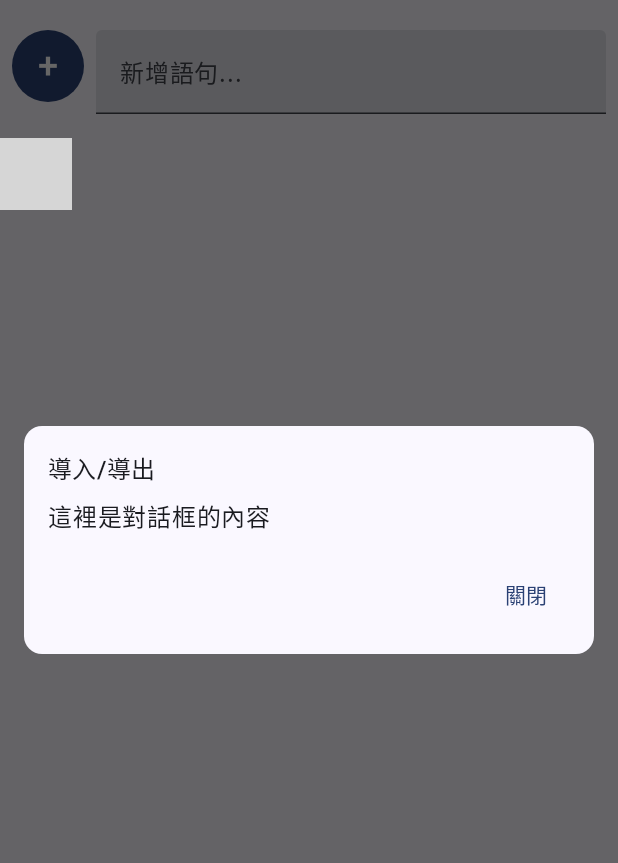
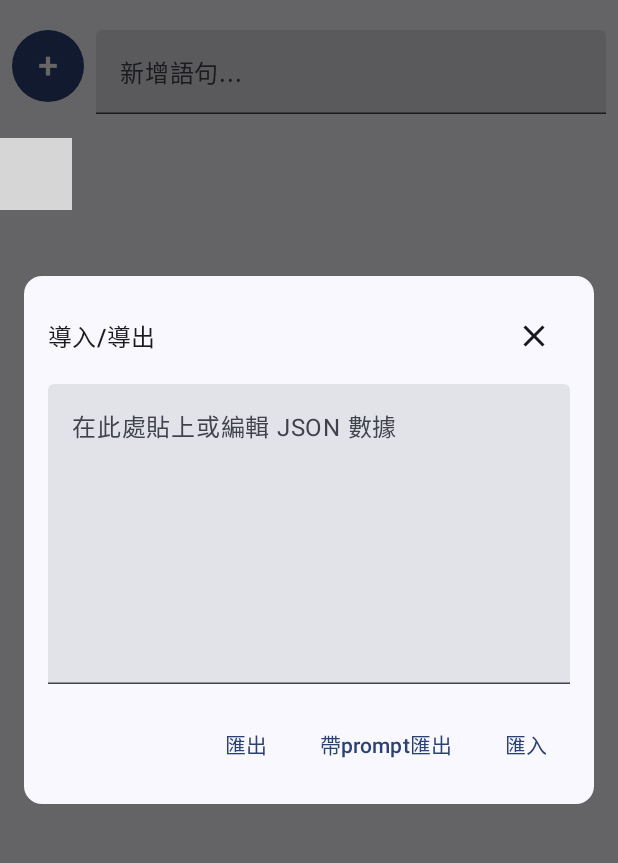
Before and after one commit to jonesandjay123/TravelPhraseBook, an Android app built with Jetpack Compose: the screen it shows after launch (MainActivity), after a tap on "導入/導出", on a phone screen of 412 x 824 dp, the part 78-941 px from its top. Run offline under Robolectric (Android 15) with nearby library versions, the phone set to English and light mode, and no system bars; our stand-ins replace Room's generated code; libraries missing offline, so code that uses them is left out: org.burnoutcrew.reorderable; 3 statements that could not run were skipped; grey boxes are pictures that could not be loaded.

Commit message:
dialog modal interface improve

```diff
--- a/app/src/main/java/com/jonesandjay123/travelphrasebook/MainViewModel.kt
+++ b/app/src/main/java/com/jonesandjay123/travelphrasebook/MainViewModel.kt
@@ -3,13 +3,14 @@ package com.jonesandjay123.travelphrasebook
 import android.app.Application
 import android.content.Context
 import androidx.compose.runtime.mutableStateListOf
+import androidx.lifecycle.AndroidViewModel
 import androidx.lifecycle.ViewModel
 import androidx.lifecycle.viewModelScope
 import kotlinx.coroutines.Dispatchers
 import kotlinx.coroutines.launch
 import kotlinx.coroutines.withContext
 
-class MainViewModel(private val sentenceDao: SentenceDao, application: Application) : ViewModel() {
+class MainViewModel(private val sentenceDao: SentenceDao, application: Application) : AndroidViewModel(application) {
     val sentences = mutableStateListOf<Sentence>()
     private val sharedPreferences = application.getSharedPreferences("sentence_prefs", Context.MODE_PRIVATE)
 
@@ -71,4 +72,19 @@ class MainViewModel(private val sentenceDao: SentenceDao, application: Applicati
             saveSentenceOrder() // 保存排序顺序
         }
     }
+
+    fun importSentences(jsonText: String) {
+        // 解析 JSON，更新数据库
+        // 注意需要在 IO 线程中执行数据库操作
+    }
+
+    fun exportSentences(): String {
+        // 获取当前的句子列表，序列化为 JSON 字符串并返回
+        return ""
+    }
+
+    fun exportSentencesWithPrompt(): String {
+        // 获取当前的句子列表，添加 prompt，序列化为 JSON 字符串并返回
+        return ""
+    }
 }
--- a/app/src/main/java/com/jonesandjay123/travelphrasebook/ui/ImportExportDialog.kt
+++ b/app/src/main/java/com/jonesandjay123/travelphrasebook/ui/ImportExportDialog.kt
@@ -1,17 +1,27 @@
 package com.jonesandjay123.travelphrasebook.ui
 
 import androidx.compose.foundation.layout.*
+import androidx.compose.material.icons.Icons
+import androidx.compose.material.icons.filled.Close
 import androidx.compose.material3.*
 import androidx.compose.runtime.*
+import androidx.compose.ui.Alignment
 import androidx.compose.ui.Modifier
 import androidx.compose.ui.unit.dp
 import androidx.compose.ui.window.Dialog
-
+import com.jonesandjay123.travelphrasebook.Sentence
 
 @Composable
 fun ImportExportDialog(
-    onDismissRequest: () -> Unit
+    onDismissRequest: () -> Unit,
+    sentences: List<Sentence>,
+    onImport: (String) -> Unit,
+    onExport: () -> String,
+    onExportWithPrompt: () -> String
 ) {
+    var jsonText by remember { mutableStateOf("") }
+    var showConfirmDialog by remember { mutableStateOf(false) }
+
     Dialog(onDismissRequest = onDismissRequest) {
         Surface(
             shape = MaterialTheme.shapes.medium,
@@ -20,24 +30,91 @@ fun ImportExportDialog(
                 .fillMaxWidth()
                 .padding(16.dp)
         ) {
-            // 对话框内容
             Column(
                 modifier = Modifier.padding(16.dp)
             ) {
-                Text("導入/導出", style = MaterialTheme.typography.titleMedium)
+                // 標題行，包含標題按關閉按鈕
+                Row(
+                    verticalAlignment = Alignment.CenterVertically,
+                    modifier = Modifier.fillMaxWidth()
+                ) {
+                    Text(
+                        text = "導入/導出",
+                        style = MaterialTheme.typography.titleMedium,
+                        modifier = Modifier.weight(1f)
+                    )
+                    IconButton(onClick = onDismissRequest) {
+                        Icon(
+                            imageVector = Icons.Default.Close,
+                            contentDescription = "關閉"
+                        )
+                    }
+                }
+
                 Spacer(modifier = Modifier.height(8.dp))
-                // 这里可以添加您的对话框内容，例如 TextField 等
-                Text("這裡是對話框的內容")
+
+                TextField(
+                    value = jsonText,
+                    onValueChange = { jsonText = it },
+                    modifier = Modifier
+                        .fillMaxWidth()
+                        .height(200.dp),
+                    placeholder = { Text("在此處貼上或編輯 JSON 數據") },
+                    singleLine = false,
+                    maxLines = Int.MAX_VALUE
+                )
+
                 Spacer(modifier = Modifier.height(16.dp))
+
                 Row(
                     horizontalArrangement = Arrangement.End,
                     modifier = Modifier.fillMaxWidth()
                 ) {
-                    TextButton(onClick = onDismissRequest) {
-                        Text("關閉")
+                    TextButton(onClick = {
+                        // 導出邏輯
+                        jsonText = onExport()
+                    }) {
+                        Text("匯出")
+                    }
+                    Spacer(modifier = Modifier.width(8.dp))
+                    TextButton(onClick = {
+                        // 帶 prompt 的導出邏輯
+                        jsonText = onExportWithPrompt()
+                    }) {
+                        Text("帶prompt匯出")
+                    }
+                    Spacer(modifier = Modifier.width(8.dp))
+                    TextButton(onClick = {
+                        // 顯示確認對話框
+                        showConfirmDialog = true
+                    }) {
+                        Text("匯入")
                     }
                 }
             }
         }
     }
+
+    // 確認對話框
+    if (showConfirmDialog) {
+        AlertDialog(
+            onDismissRequest = { showConfirmDialog = false },
+            title = { Text("確認匯入") },
+            text = { Text("這將導致當前的數據被覆蓋，是否繼續？") },
+            confirmButton = {
+                TextButton(onClick = {
+                    showConfirmDialog = false
+                    onDismissRequest()
+                    onImport(jsonText)
+                }) {
+                    Text("確定")
+                }
+            },
+            dismissButton = {
+                TextButton(onClick = { showConfirmDialog = false }) {
+                    Text("取消")
+                }
+            }
+        )
+    }
 }
--- a/app/src/main/java/com/jonesandjay123/travelphrasebook/ui/MainScreen.kt
+++ b/app/src/main/java/com/jonesandjay123/travelphrasebook/ui/MainScreen.kt
@@ -104,7 +104,19 @@ fun MainScreen(tts: TextToSpeech?, sentenceDao: SentenceDao) {
                 if (showDialog) {
                     ImportExportDialog(
                         onDismissRequest = { showDialog = false },
-                        // 其他需要的参数
+                        sentences = sentences,
+                        onImport = { jsonText ->
+                            // 解析並導入數據的邏輯
+                            viewModel.importSentences(jsonText)
+                        },
+                        onExport = {
+                            // 導出數據的邏輯
+                            viewModel.exportSentences()
+                        },
+                        onExportWithPrompt = {
+                            // 带 prompt 導出數據的邏輯
+                            viewModel.exportSentencesWithPrompt()
+                        }
                     )
                 }
 
```
